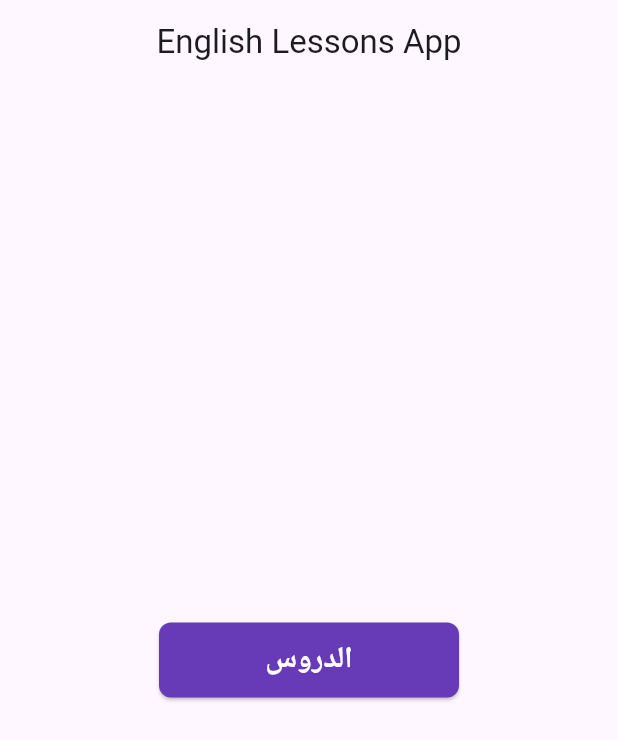
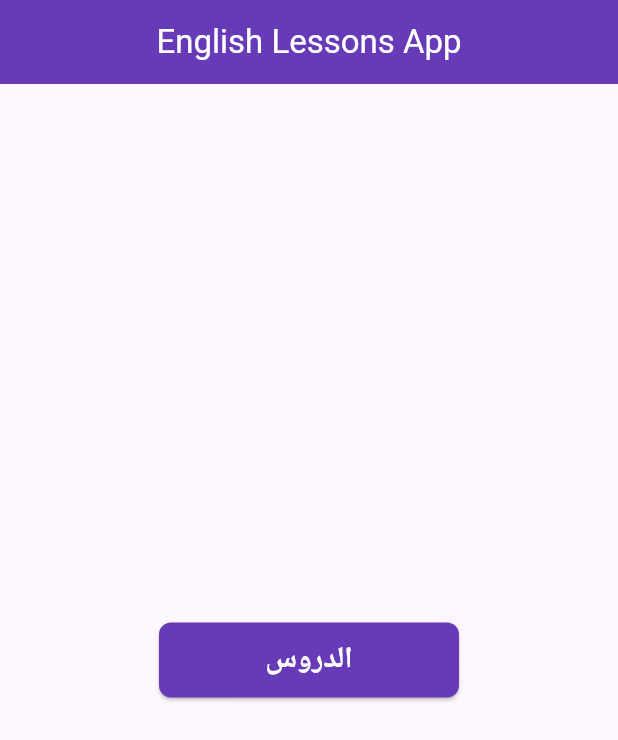
Before and after one commit to MuhamedAbdo/english_lessons_app, a Flutter app: the screen it shows after launch, on a phone screen of 412 x 824 dp. Shown: the top 740 px of the screen. Run offline on Flutter 3.47's test engine with Material 3 defaults, Android fonts, the phone set to English and light mode, and no system bars; our stand-ins replace cloud_firestore, firebase_core, flutter_tts; accounts and stored records are empty.

Commit message:
Update screens: Add order field, fix timestamp handling, improve UI

```diff
--- a/lib/screens/home_screen.dart
+++ b/lib/screens/home_screen.dart
@@ -8,8 +8,14 @@ class HomeScreen extends StatelessWidget {
   Widget build(BuildContext context) {
     return Scaffold(
       appBar: AppBar(
+        backgroundColor: Colors.deepPurple,
         centerTitle: true,
-        title: const Text('English Lessons App'),
+        title: const Text(
+          'English Lessons App',
+          style: TextStyle(
+            color: Colors.white,
+          ),
+        ),
       ),
       body: Center(
         child: Column(
```
Also changed, not shown: lib/screens/lesson_detail_screen.dart (+7 -0 lines), lib/screens/lesson_list_screen.dart (+27 -6 lines), lib/screens/new_words_screen.dart (+7 -0 lines).
